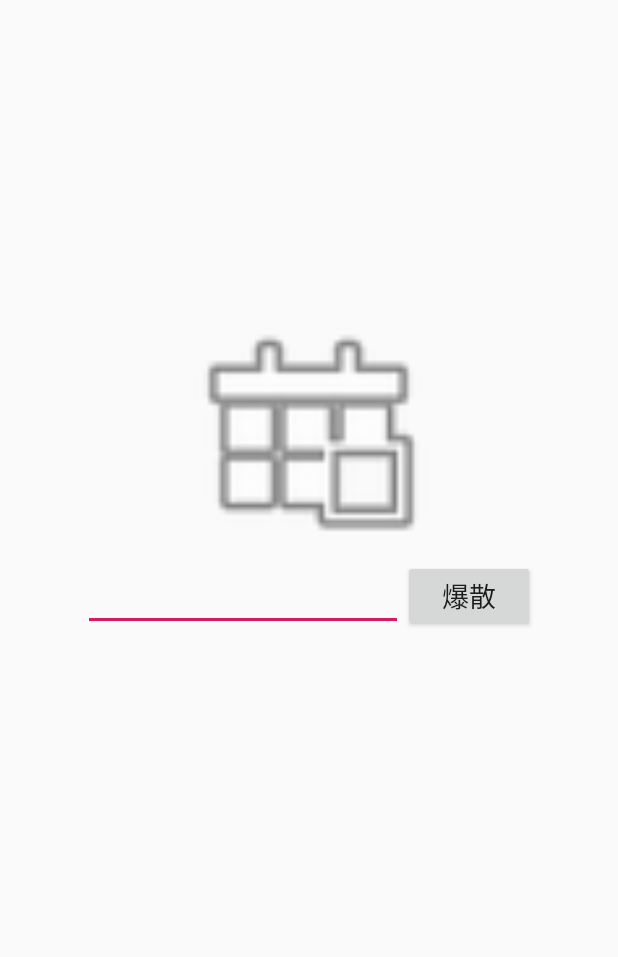
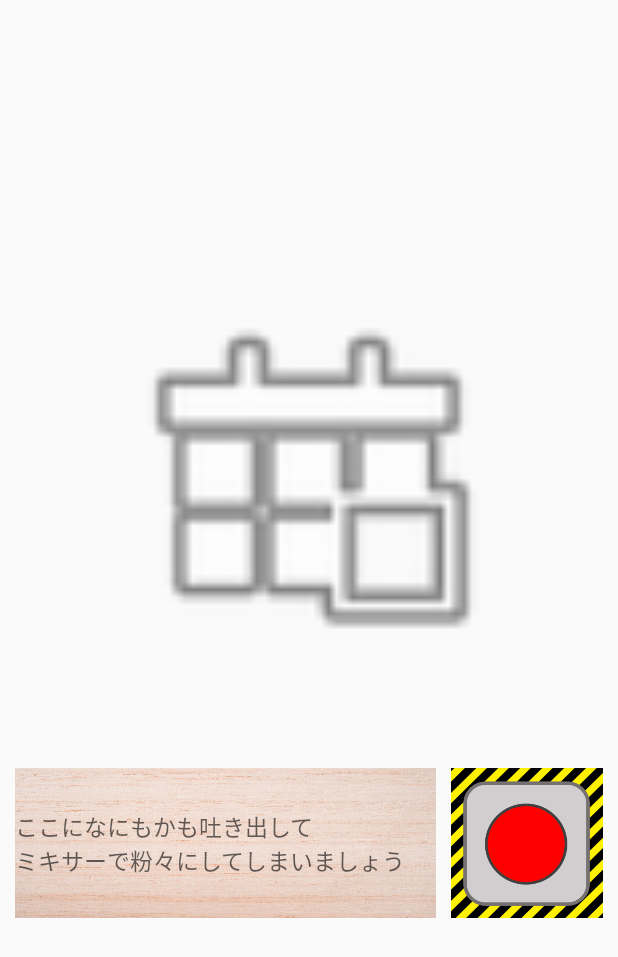
Before and after one commit to haaien/yami_tweet_mixir, an Android app: the layout tweet_eightyper_layout.xml on its own in the app's theme, with its tools: preview values and no code run, on a phone screen of 412 x 824 dp. Shown: the top 957 px of the screen. Run offline under Robolectric (Android 15) with nearby library versions, the phone set to English and light mode, and no system bars.

Commit message:
レイアウトファイル編集中 ※画像ファイルの読み込みが上手くいってないっぽい？ →なんか動きました（drawableに余計なファイルが入っていたのが原因） →画面上部のタイトルバーを消しました

```diff
--- a/app/src/main/res/layout/opening_layout.xml
+++ b/app/src/main/res/layout/opening_layout.xml
@@ -11,5 +11,5 @@
         android:layout_height="wrap_content"
         android:layout_centerInParent="true"
         android:textSize="40dp"
-        android:text="TitleView" />
+        android:text="病みツイミキサー" />
 </RelativeLayout>
--- a/app/src/main/res/layout/tweet_eightyper_layout.xml
+++ b/app/src/main/res/layout/tweet_eightyper_layout.xml
@@ -8,33 +8,41 @@
 
     <ImageView
         android:id="@+id/imageView"
-        android:layout_width="167dp"
-        android:layout_height="173dp"
+        android:layout_width="255dp"
+        android:layout_height="272dp"
         android:layout_centerHorizontal="true"
-        android:layout_marginTop="200dp"
+        android:layout_marginTop="180dp"
         app:srcCompat="@android:drawable/ic_menu_today" />
 
     <LinearLayout
-        android:layout_width="wrap_content"
+        android:layout_width="match_parent"
         android:layout_height="wrap_content"
-        android:orientation="horizontal"
+        android:layout_below="@id/imageView"
         android:layout_centerHorizontal="true"
-        android:layout_below="@id/imageView"
+        android:layout_marginTop="60dp"
 
-        >
+        android:orientation="horizontal">
 
         <EditText
             android:id="@+id/InputEditText"
+            android:background="@drawable/wood_texture"
             android:layout_width="wrap_content"
-            android:layout_height="wrap_content"
-            android:ems="10" />
+            android:layout_height="match_parent"
+            android:layout_weight="1"
+            android:layout_marginLeft="10dp"
+            android:ems="15"
+            android:hint="ここになにもかも吐き出して\nミキサーで粉々にしてしまいましょう"
+            android:textSize="15dp" />
 
-        <Button
+        <ImageButton
             android:id="@+id/MixedButton"
+            android:background="@drawable/mixed_button"
             android:layout_width="wrap_content"
-            android:layout_height="wrap_content"
-            android:text="爆散"
-            android:textSize="18sp" />
+            android:layout_height="100dp"
+            android:layout_weight="2"
+            android:layout_marginLeft="10dp"
+            android:layout_marginRight="10dp"
+            android:textSize="18dp" />
     </LinearLayout>
 
 </RelativeLayout>
```
Also changed, not shown: app/src/main/res/layout/tweet_fortyper_layout.xml (+21 -13 lines), app/src/main/res/layout/tweet_sixtyper_layout.xml (+21 -13 lines), app/src/main/res/layout/tweet_twentyper_layout.xml (+21 -14 lines).
